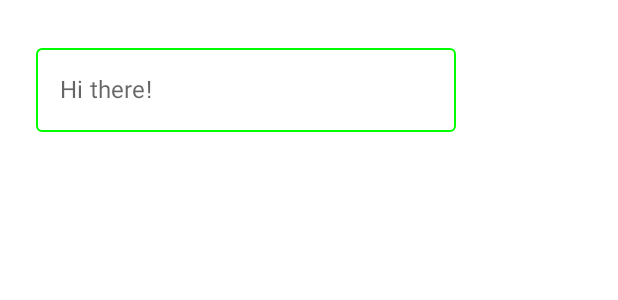
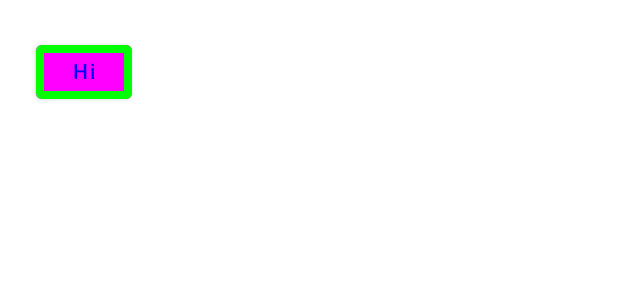
Before and after one commit to veselin0/Jetpack-Compose-Aristedes, an Android app built with Jetpack Compose: the @Preview function DefaultPreview, on a phone screen of 412 x 824 dp. Shown: the top 300 px of the screen. Run offline under Robolectric (Android 15) with nearby library versions, the phone set to English and light mode, and no system bars.

Commit message:
27. Botones

```diff
--- a/JetpackComponentsCatalog/app/src/main/java/com/example/jetpackcomponentscatalog/MainActivity.kt
+++ b/JetpackComponentsCatalog/app/src/main/java/com/example/jetpackcomponentscatalog/MainActivity.kt
@@ -1,8 +1,10 @@
 package com.example.jetpackcomponentscatalog
 
 import android.os.Bundle
+import android.util.Log
 import androidx.activity.ComponentActivity
 import androidx.activity.compose.setContent
+import androidx.compose.foundation.BorderStroke
 import androidx.compose.foundation.layout.Column
 import androidx.compose.foundation.layout.fillMaxSize
 import androidx.compose.foundation.layout.padding
@@ -29,8 +31,9 @@ class MainActivity : ComponentActivity() {
                     modifier = Modifier.fillMaxSize(),
                     color = MaterialTheme.colors.background
                 ) {
-                    var myText by remember { mutableStateOf("Gocho") }
-                    MyTextField(myText) { myText = it }
+                    Column {
+                        MyButtonExample()
+                    }
 
                 }
             }
@@ -42,7 +45,27 @@ class MainActivity : ComponentActivity() {
 @Composable
 fun DefaultPreview() {
     JetpackComponentsCatalogTheme {
-        MyTextFieldOutlined()
+        MyButtonExample()
+    }
+}
+
+@Composable
+fun MyButtonExample() {
+    Column(
+        Modifier
+            .fillMaxSize()
+            .padding(24.dp)
+    ) {
+        Button(
+            onClick = { Log.i("Gocho", "This is an example") },
+            colors = ButtonDefaults.buttonColors(
+                backgroundColor = Color.Magenta,
+                contentColor = Color.Blue
+            ),
+            border = BorderStroke(5.dp, Color.Green)
+        ) {
+            Text(text = "Hi")
+        }
     }
 }
 
@@ -79,7 +102,7 @@ fun MyTextFieldAdvanced() {
 }
 
 @Composable
-fun MyTextField(name: String, onValueChanged:(String) -> Unit) {
+fun MyTextField(name: String, onValueChanged: (String) -> Unit) {
 
     TextField(value = name, onValueChange = { onValueChanged(it) })
 }
```
